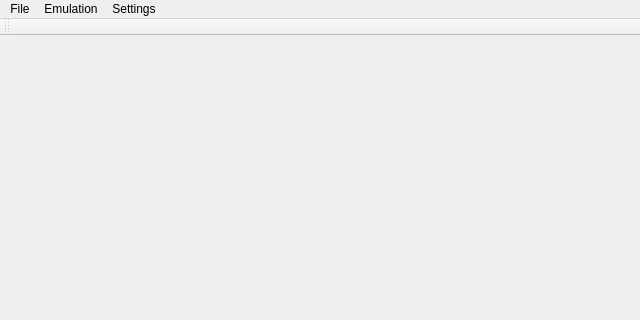
Old version of the form mainwindow.ui in the repository simple64/simple64-gui; both pictures show x 0 to 640 and y 0 to 320 of the 640 by 480 pixel window.
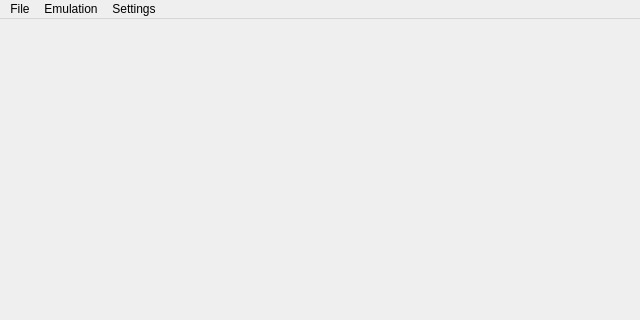
New version of the form.

What changed in the file:
```diff
--- a/mainwindow.ui
+++ b/mainwindow.ui
@@ -61,14 +61,6 @@
    <addaction name="menuEmulation"/>
    <addaction name="menuSettings"/>
   </widget>
-  <widget class="QToolBar" name="mainToolBar">
-   <attribute name="toolBarArea">
-    <enum>TopToolBarArea</enum>
-   </attribute>
-   <attribute name="toolBarBreak">
-    <bool>false</bool>
-   </attribute>
-  </widget>
   <widget class="QStatusBar" name="statusBar"/>
   <action name="actionOpen_ROM">
    <property name="text">
```
